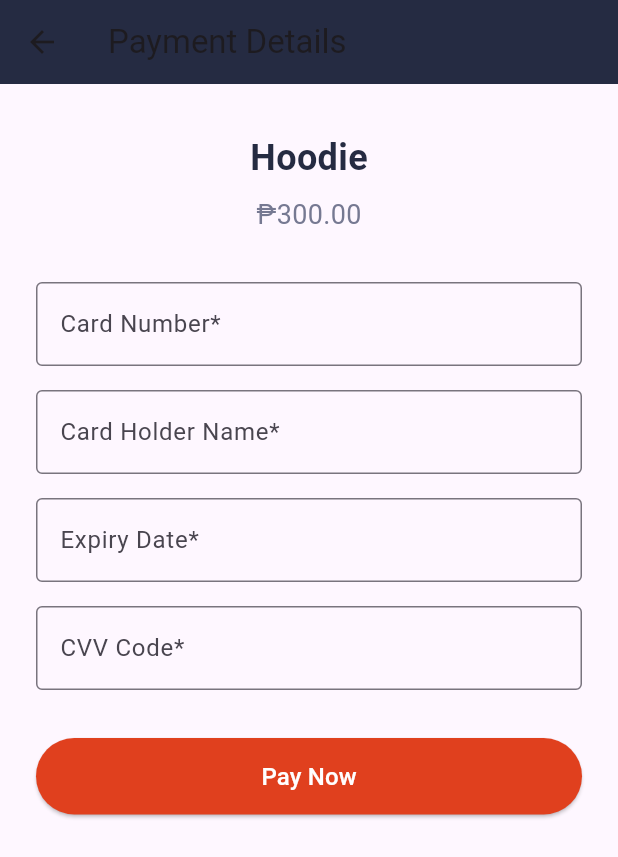
After one commit to Ssbsy/customer_jci, a Flutter app: the ProductPage screen opened directly, scrolled down 576 dp, after a tap on "Pay with card (PHP)", on a phone screen of 412 x 824 dp. The commit adds this screen. Shown: the top 857 px of the screen. Run offline on Flutter 3.47's test engine with Material 3 defaults, Android fonts, the phone set to English and light mode, and no system bars; our stand-ins replace gap, get, google_fonts.

```diff
--- /dev/null
+++ b/lib/app/widgets/payment_card_php.dart
@@ -0,0 +1,145 @@
+import 'package:flutter/material.dart';
+import 'package:jci_worldcon_customer/app/themes/app_colors.dart';
+import 'package:jci_worldcon_customer/app/widgets/payment_done.dart';
+
+class PaymentCardPHPPage extends StatefulWidget {
+  final String productName;
+  final double productPrice;
+
+  const PaymentCardPHPPage({
+    super.key,
+    required this.productName,
+    required this.productPrice,
+  });
+
+  @override
+  PaymentCardPHPPageState createState() => PaymentCardPHPPageState();
+}
+
+class PaymentCardPHPPageState extends State<PaymentCardPHPPage> {
+  final TextEditingController _cardNumberController = TextEditingController();
+  final TextEditingController _cardHolderController = TextEditingController();
+  final TextEditingController _expiryDateController = TextEditingController();
+  final TextEditingController _cvvController = TextEditingController();
+
+  @override
+  Widget build(BuildContext context) {
+    return Scaffold(
+      appBar: AppBar(
+        title: const Text('Payment Details'),
+        backgroundColor: AppColors.darkBlue,
+      ),
+      body: Padding(
+        padding: const EdgeInsets.symmetric(horizontal: 24.0, vertical: 32.0),
+        child: SingleChildScrollView(
+          child: Column(
+            children: [
+              // Product name and price
+              Text(
+                widget.productName,
+                style: const TextStyle(
+                  fontSize: 24,
+                  fontWeight: FontWeight.bold,
+                  color: AppColors.darkBlue,
+                ),
+              ),
+              const SizedBox(height: 8),
+              Text(
+                '₱${widget.productPrice.toStringAsFixed(2)}', // ✅ Formatted as PHP currency
+                style: const TextStyle(
+                  fontSize: 18,
+                  color: AppColors.mutedPurple,
+                ),
+              ),
+              const SizedBox(height: 32),
+
+              // Card number field
+              TextFormField(
+                controller: _cardNumberController,
+                keyboardType: TextInputType.number,
+                decoration: const InputDecoration(
+                  labelText: 'Card Number*',
+                  hintText: '4200 0000 0000 0000',
+                  border: OutlineInputBorder(),
+                ),
+              ),
+              const SizedBox(height: 16),
+
+              // Card holder name field
+              TextFormField(
+                controller: _cardHolderController,
+                decoration: const InputDecoration(
+                  labelText: 'Card Holder Name*',
+                  hintText: 'Card holder name',
+                  border: OutlineInputBorder(),
+                ),
+              ),
+              const SizedBox(height: 16),
+
+              // Expiry date field
+              TextFormField(
+                controller: _expiryDateController,
+                keyboardType: TextInputType.number,
+                decoration: const InputDecoration(
+                  labelText: 'Expiry Date*',
+                  hintText: 'MM / YY',
+                  border: OutlineInputBorder(),
+                ),
+              ),
+              const SizedBox(height: 16),
+
+              // CVV field
+              TextFormField(
+                controller: _cvvController,
+                keyboardType: TextInputType.number,
+                decoration: const InputDecoration(
+                  labelText: 'CVV Code*',
+                  hintText: '999',
+                  border: OutlineInputBorder(),
+                ),
+              ),
+              const SizedBox(height: 32),
+
+              // Pay Now button
+              SizedBox(
+                  width: double.infinity,
+                  child: ElevatedButton(
+                    onPressed: () {
+                      // Optional: Add your payment validation logic here
+
+                     Navigator.push(
+                      context,
+                      MaterialPageRoute(
+                        builder: (context) => PaymentDonePage(
+                          productName: widget.productName,
+                          productPrice: widget.productPrice.toString(),
+                        ),
+                      ),
+                    );
+
+                    },
+                    style: ElevatedButton.styleFrom(
+                      backgroundColor: AppColors.alertRed,
+                      padding: const EdgeInsets.symmetric(vertical: 14),
+                      shape: RoundedRectangleBorder(
+                        borderRadius: BorderRadius.circular(30),
+                      ),
+                    ),
+                    child: const Text(
+                      'Pay Now',
+                      style: TextStyle(
+                        color: AppColors.white,
+                        fontSize: 16,
+                        fontWeight: FontWeight.w500,
+                      ),
+                    ),
+                  ),
+                ),
+
+            ],
+          ),
+        ),
+      ),
+    );
+  }
+}
--- a/lib/app/widgets/payment_methods.dart
+++ b/lib/app/widgets/payment_methods.dart
@@ -1,5 +1,9 @@
 import 'package:flutter/material.dart';
+import 'package:jci_worldcon_customer/app/widgets/payment_card_php.dart';
 import 'payment_gcash_page.dart';
+import 'payment_maya_page.dart';
+import 'package:jci_worldcon_customer/app/widgets/payment_done.dart';
+
 
 class PaymentMethods extends StatelessWidget {
   final String productName;
@@ -21,8 +25,7 @@ class PaymentMethods extends StatelessWidget {
             Navigator.push(
               context,
               MaterialPageRoute(
-                builder:
-                    (context) => PaymentGCashPage(
+                builder: (context) => PaymentGCashPage(
                   productName: productName,
                   productPrice: productPrice,
                 ),
@@ -34,11 +37,38 @@ class PaymentMethods extends StatelessWidget {
             alignment: MainAxisAlignment.start,
           ),
         ),
-        _singleLogoBox(
+
+        GestureDetector(
+          onTap: () {
+            Navigator.push(
+              context,
+              MaterialPageRoute(
+                builder: (context) => PaymentMayaPage(
+                  productName: productName,
+                  productPrice: productPrice,
+                ),
+              ),
+            );
+          },
+          child: _singleLogoBox(
             'assets/logo/maya_logo.png',
             alignment: MainAxisAlignment.start,
           ),
-        _cardPaymentBox(
+        ),
+
+        GestureDetector(
+          onTap: () {
+            Navigator.push(
+              context,
+              MaterialPageRoute(
+                builder: (context) => PaymentCardPHPPage(
+                  productName: productName,
+                  productPrice: productPrice,
+                ),
+              ),
+            );
+          },
+          child: _cardPaymentBox(
             label: 'Pay with card (PHP)',
             logos: [
               'assets/logo/card_bdo.jpg',
@@ -47,6 +77,8 @@ class PaymentMethods extends StatelessWidget {
               'assets/logo/card_landbank.png',
             ],
           ),
+        ),
+
         _cardPaymentBox(
           label: 'Pay with card (USD)',
           logos: [
@@ -82,8 +114,7 @@ class PaymentMethods extends StatelessWidget {
               logoPath,
               height: 24,
               fit: BoxFit.contain,
-              errorBuilder:
-                  (context, error, stackTrace) =>
+              errorBuilder: (context, error, stackTrace) =>
                   const Icon(Icons.error, color: Colors.red),
             ),
           ],
@@ -118,8 +149,7 @@ class PaymentMethods extends StatelessWidget {
             ),
             const SizedBox(height: 8),
             Row(
-              children:
-                  logos
+              children: logos
                   .map(
                     (logoPath) => Padding(
                       padding: const EdgeInsets.only(left: 10.0),
@@ -128,8 +158,7 @@ class PaymentMethods extends StatelessWidget {
                         height: 24,
                         width: 30,
                         fit: BoxFit.contain,
-                            errorBuilder:
-                                (context, error, stackTrace) =>
+                        errorBuilder: (context, error, stackTrace) =>
                             const Icon(Icons.error, color: Colors.red),
                       ),
                     ),
```
Also changed, not shown: lib/app/widgets/payment_done.dart (+10 -2 lines), lib/app/widgets/payment_maya_page.dart (added, +252 -0 lines). Lines whose indentation alone changed are shown as unchanged.
